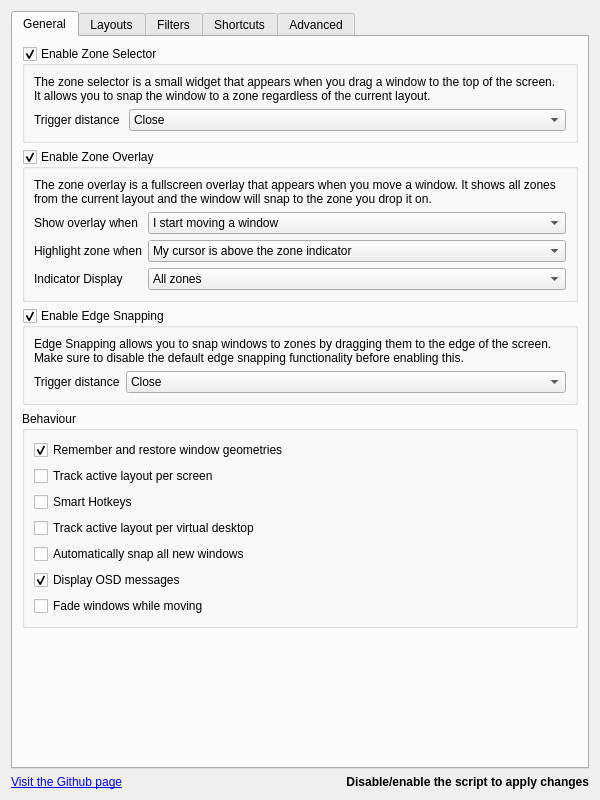
The window that src/contents/ui/config.ui (gerritdevriese/kzones) describes before a commit, drawn with Qt 5.
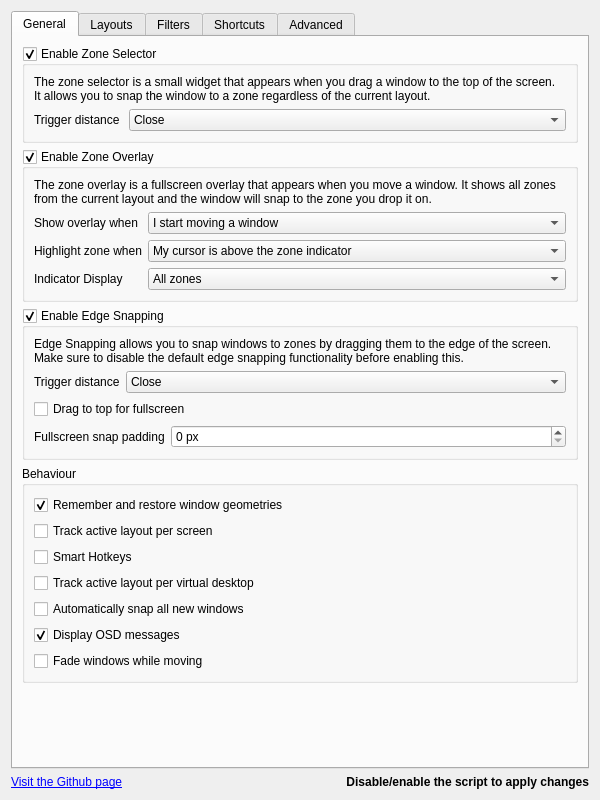
The same window after the commit. Icons and pictures are not drawn.

Commit message: updated OSD to show grid, several improvements to snapping and sizing, drag to top of screen for fullscreen

Patch:
```diff
--- a/src/contents/ui/config.ui
+++ b/src/contents/ui/config.ui
@@ -260,6 +260,43 @@
                         </item>
                       </layout>
                     </item>
+                    <item>
+                      <widget class="QCheckBox" name="kcfg_enableFullscreenSnap">
+                        <property name="toolTip">
+                          <string>Drag a window past the top of the workspace (into the panel area) to maximise it. Requires edge snapping to be enabled.</string>
+                        </property>
+                        <property name="text">
+                          <string>Drag to top for fullscreen</string>
+                        </property>
+                      </widget>
+                    </item>
+                    <item>
+                      <layout class="QFormLayout" name="formLayout_fullscreenSnap">
+                        <item row="0" column="0">
+                          <widget class="QLabel" name="label_fullscreenSnapPadding">
+                            <property name="text">
+                              <string>Fullscreen snap padding</string>
+                            </property>
+                          </widget>
+                        </item>
+                        <item row="0" column="1">
+                          <widget class="QSpinBox" name="kcfg_fullscreenSnapPadding">
+                            <property name="toolTip">
+                              <string>Pixels of margin between the window and the screen edges when you drag a window past the top to snap it fullscreen. Zero uses the native maximised state so double-clicking the title bar toggles it like any other window.</string>
+                            </property>
+                            <property name="suffix">
+                              <string> px</string>
+                            </property>
+                            <property name="minimum">
+                              <number>0</number>
+                            </property>
+                            <property name="maximum">
+                              <number>500</number>
+                            </property>
+                          </widget>
+                        </item>
+                      </layout>
+                    </item>
                   </layout>
                 </widget>
               </item>
```
The commit also changes 12 other files.
